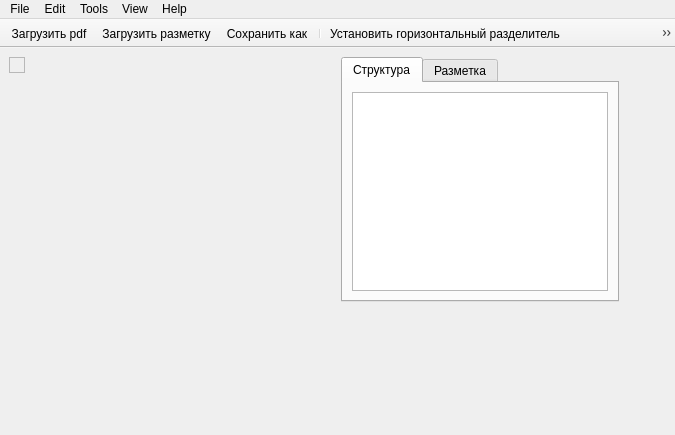
Old version of the form layout.ui in the repository fernflower/pdf-sectioning.
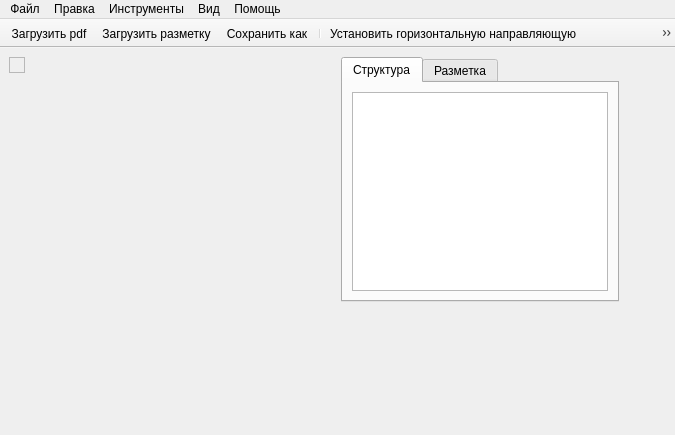
New version of the form. Icons and pictures are not drawn.

The edit to the form file:
```diff
--- a/layout.ui
+++ b/layout.ui
@@ -91,27 +91,27 @@
    </property>
    <widget class="QMenu" name="menuFile">
     <property name="title">
-     <string>File</string>
+     <string>Файл</string>
     </property>
    </widget>
    <widget class="QMenu" name="menuEdit">
     <property name="title">
-     <string>Edit</string>
+     <string>Правка</string>
     </property>
    </widget>
    <widget class="QMenu" name="menuTools">
     <property name="title">
-     <string>Tools</string>
+     <string>Инструменты</string>
     </property>
    </widget>
    <widget class="QMenu" name="menuView">
     <property name="title">
-     <string>View</string>
+     <string>Вид</string>
     </property>
    </widget>
    <widget class="QMenu" name="menuHelp">
     <property name="title">
-     <string>Help</string>
+     <string>Помощь</string>
     </property>
    </widget>
    <addaction name="menuFile"/>
@@ -186,10 +186,10 @@
      <normaloff>buttons/button_wafer.png</normaloff>buttons/button_wafer.png</iconset>
    </property>
    <property name="text">
-    <string>Установить горизонтальный разделитель</string>
+    <string>Установить горизонтальную направляющую</string>
    </property>
    <property name="iconText">
-    <string>Установить горизонтальный разделитель</string>
+    <string>Установить горизонтальную направляющую</string>
    </property>
   </action>
   <action name="actionSetVerticalRuler">
@@ -198,10 +198,10 @@
      <normaloff>buttons/button_wafer.png</normaloff>buttons/button_wafer.png</iconset>
    </property>
    <property name="text">
-    <string>Установить вертикальный разделитель</string>
+    <string>Установить вертикальную направляющую</string>
    </property>
    <property name="iconText">
-    <string>Установить вертикальный разделитель</string>
+    <string>Установить вертикальную направляющую</string>
    </property>
   </action>
  </widget>
```
